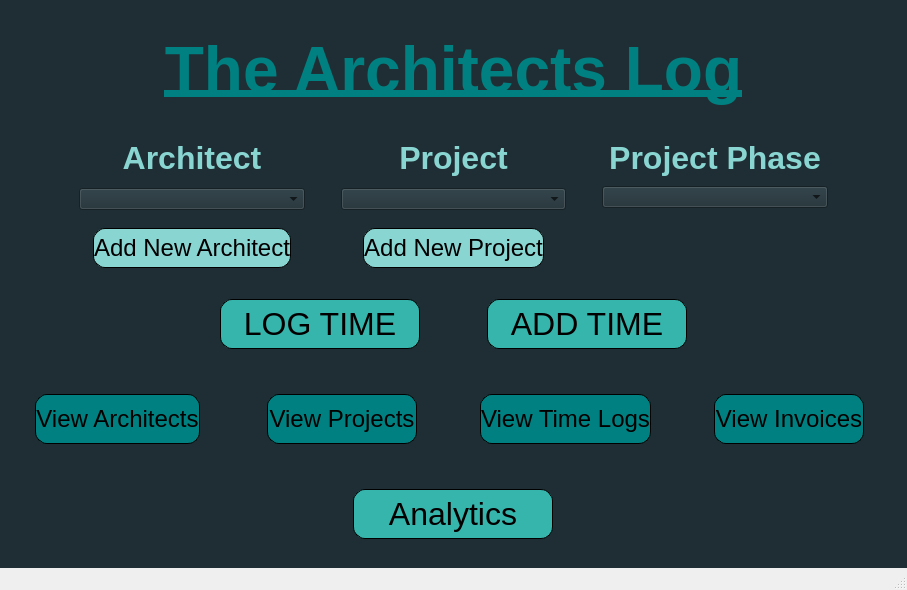
CanMatthewCode/ArchitectsLog, file src/ui/MainWindow.ui: the form before one commit.
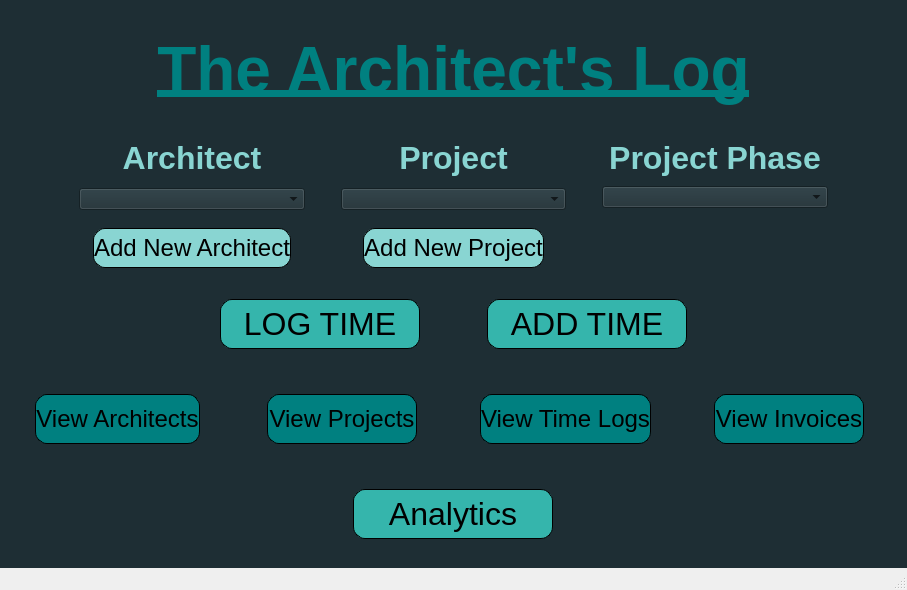
The form after the commit.

Commit message: add introductory dialog popup which fires on program’s initial load up which explains how the Architect’s Log functions; add ProgramStartupWelcome.ui/.py file for introductory dialog add WelcomeSign class, add it to program_loadup function in architectsLog_utils.py add view_menu option to allow users to read introductory dialog in architectsLog_PySide.py

```diff
--- a/src/ui/MainWindow.ui
+++ b/src/ui/MainWindow.ui
@@ -62,7 +62,7 @@
 }</string>
       </property>
       <property name="text">
-       <string>The Architects Log</string>
+       <string>The Architect's Log</string>
       </property>
       <property name="alignment">
        <set>Qt::AlignmentFlag::AlignCenter</set>
```
The commit also changes 6 other files.
